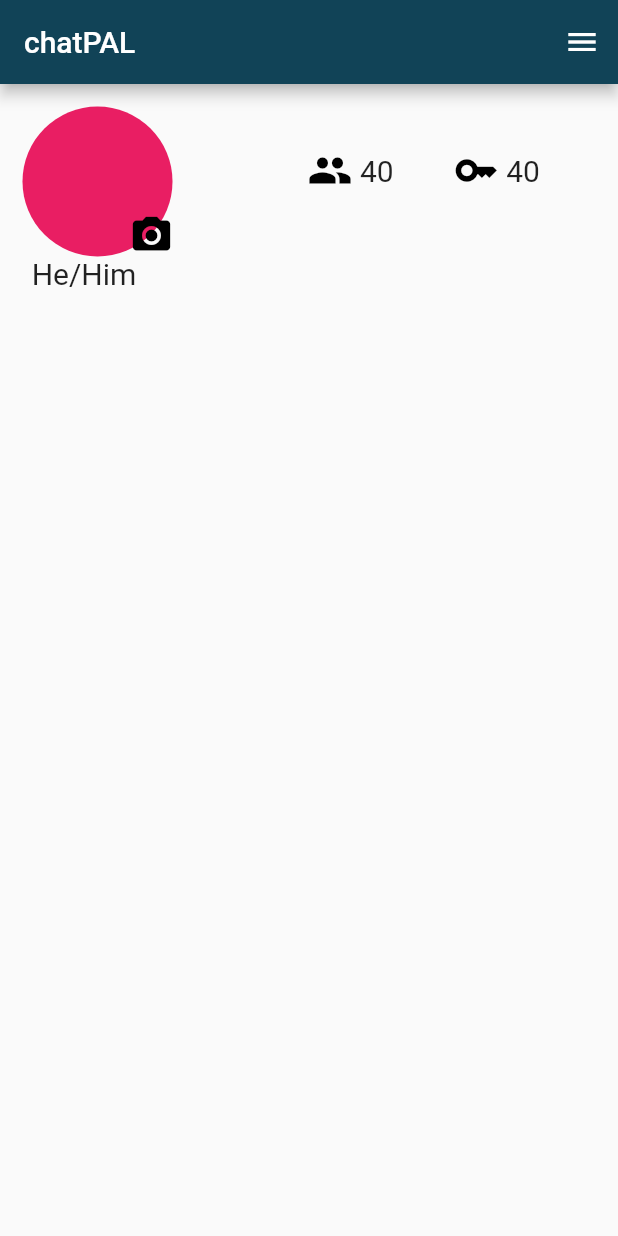
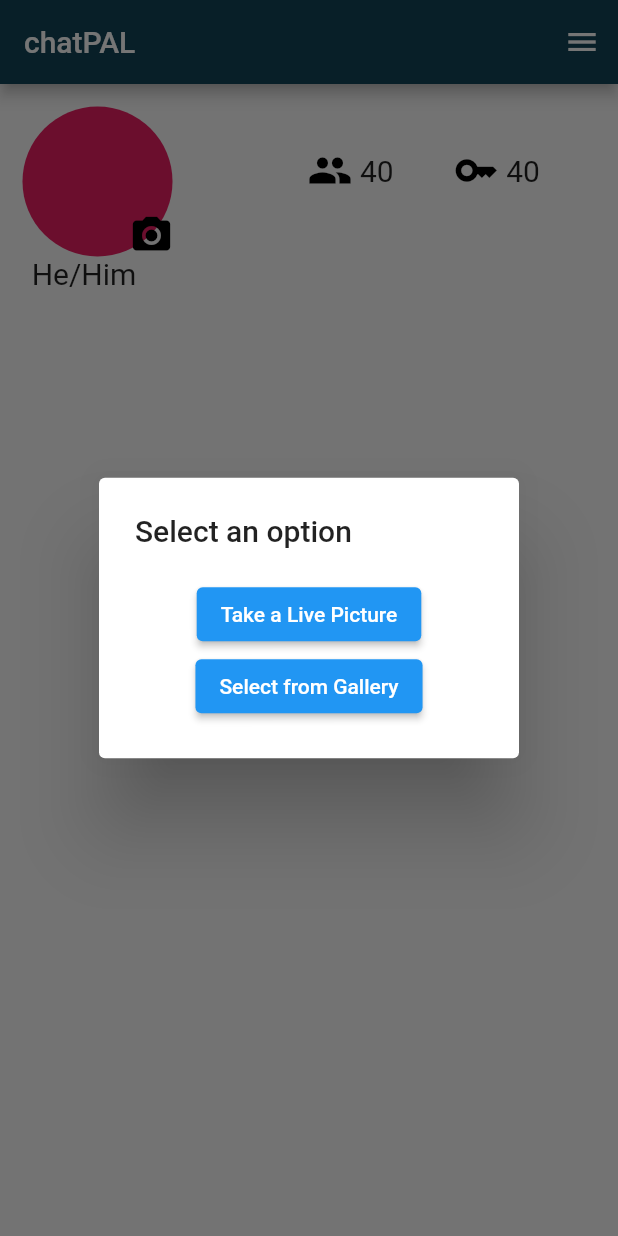
Before and after one commit to harnoorjosan/chatPAL, a Flutter app: the profilePage screen opened directly, after a tap on the "camera alt" icon, on a phone screen of 412 x 824 dp. Run offline on Flutter 3.47's test engine with Material 2 defaults, Android fonts, the light colour scheme and no system bars; our stand-ins replace firebase_auth, firebase_core, font_awesome_flutter, google_sign_in, image_picker; accounts and stored records are empty.

Commit message:
profile and camera functionality work in progress

```diff
--- a/chatPAL/lib/profilePage.dart
+++ b/chatPAL/lib/profilePage.dart
@@ -1,11 +1,65 @@
+import 'package:chatpal/cameraUtil.dart';
+import 'package:chatpal/loginPage.dart';
 import 'package:flutter/material.dart';
+import 'dart:io';
+class profilePage extends StatefulWidget {
+  const profilePage({super.key});
 
-class profilePage extends StatelessWidget {
-  const profilePage({Key? key}) : super(key: key);
+  @override
+  State<profilePage> createState() => _profilePageState();
+}
 
+class _profilePageState extends State<profilePage> {
+  final GlobalKey<ScaffoldState> _scaffoldKey = GlobalKey<ScaffoldState>();
+  File? profileImage;
+  void _showCameraDialog(BuildContext context) {
+    showDialog(
+      context: context,
+      builder: (BuildContext context) {
+        return AlertDialog(
+          title: const Text('Select an option'),
+          content: Column(
+            mainAxisSize: MainAxisSize.min,
+            children: [
+              ElevatedButton(
+                onPressed: () async {
+                  // Handle "Take a Live Picture" button pressed
+                  final image = await cameraUtil.openCamera(context);
+                  setState(() {
+                    profileImage = image;
+                  });
+                  if (context.mounted) {
+                    Navigator.pop(context);
+                  }
+                  // Add your logic to capture a live picture here
+                },
+                child: const Text('Take a Live Picture'),
+              ),
+              ElevatedButton(
+                onPressed: () async {
+                  // Handle "Select from Gallery" button pressed
+                  final image = await cameraUtil.openGallery(context);
+                  setState(() {
+                    profileImage = image;
+                  });
+
+                  if (context.mounted) {
+                    Navigator.pop(context);
+                  }
+                  // Add your logic to select a picture from the gallery here
+                },
+                child: const Text('Select from Gallery'),
+              ),
+            ],
+          ),
+        );
+      },
+    );
+  }
   @override
   Widget build(BuildContext context) {
     return Scaffold(
+      key: _scaffoldKey,
       appBar: AppBar(
         backgroundColor: const Color(0xFF114357),
         title: const Text('chatPAL'),
@@ -14,10 +68,39 @@ class profilePage extends StatelessWidget {
           IconButton(
             icon: const Icon(Icons.menu),
             onPressed: () {
-                // Handle menu icon pressed
+              _scaffoldKey.currentState?.openDrawer();
             },
           ),
         ],
+      ),
+      drawer: Drawer(
+        child: ListView(
+          children: [
+            ListTile(
+              title: const Text('Settings'),
+              onTap: () {
+                // Handle "Settings" menu item pressed
+                Navigator.pop(context); // Close the drawer
+                // Add your logic for handling "Settings" here
+              },
+            ),
+            ListTile(
+              title: const Text('Log Out'),
+              onTap: () {
+                // Handle "Log Out" menu item pressed
+                if (context.mounted) {
+                  Navigator.push(
+                    context,
+                    MaterialPageRoute(
+                      builder: (context) => const LoginPage(),
+                    ),
+                  );
+                }// Close the drawer
+                // Add your logic for handling "Log Out" here
+              },
+            ),
+          ],
+        ),
       ),
       body: Column(
         children: [
@@ -25,11 +108,14 @@ class profilePage extends StatelessWidget {
             children:  [
               Stack(
                 children: [
-                  const Padding(
+                  Padding(
                     padding: EdgeInsets.only(left: 15.0, top: 15.0),
                     child: CircleAvatar(
                       radius: 50,
                       backgroundColor: Colors.pink,
+                      backgroundImage: profileImage != null
+                          ? MemoryImage(profileImage!.readAsBytesSync())
+                          : null,
                     ),
                   ),
                   Positioned(
@@ -37,6 +123,7 @@ class profilePage extends StatelessWidget {
                     right: -10,
                     child: IconButton(
                       onPressed: (){
+                        _showCameraDialog(context);
                       },
                       icon: const Icon(Icons.camera_alt),
                       color: Colors.black,
--- a/chatPAL/pubspec.yaml
+++ b/chatPAL/pubspec.yaml
@@ -40,6 +40,7 @@ dependencies:
   firebase_auth: ^4.6.2
   google_sign_in: ^6.1.4
   camera: ^0.10.5+2
+  image_picker: ^0.8.9
 
 dev_dependencies:
   flutter_test:
```
Also changed, not shown: chatPAL/lib/cameraUtil.dart (added, +33 -0 lines), chatPAL/pubspec.lock, 7 other files. Lines whose indentation alone changed are shown as unchanged.
